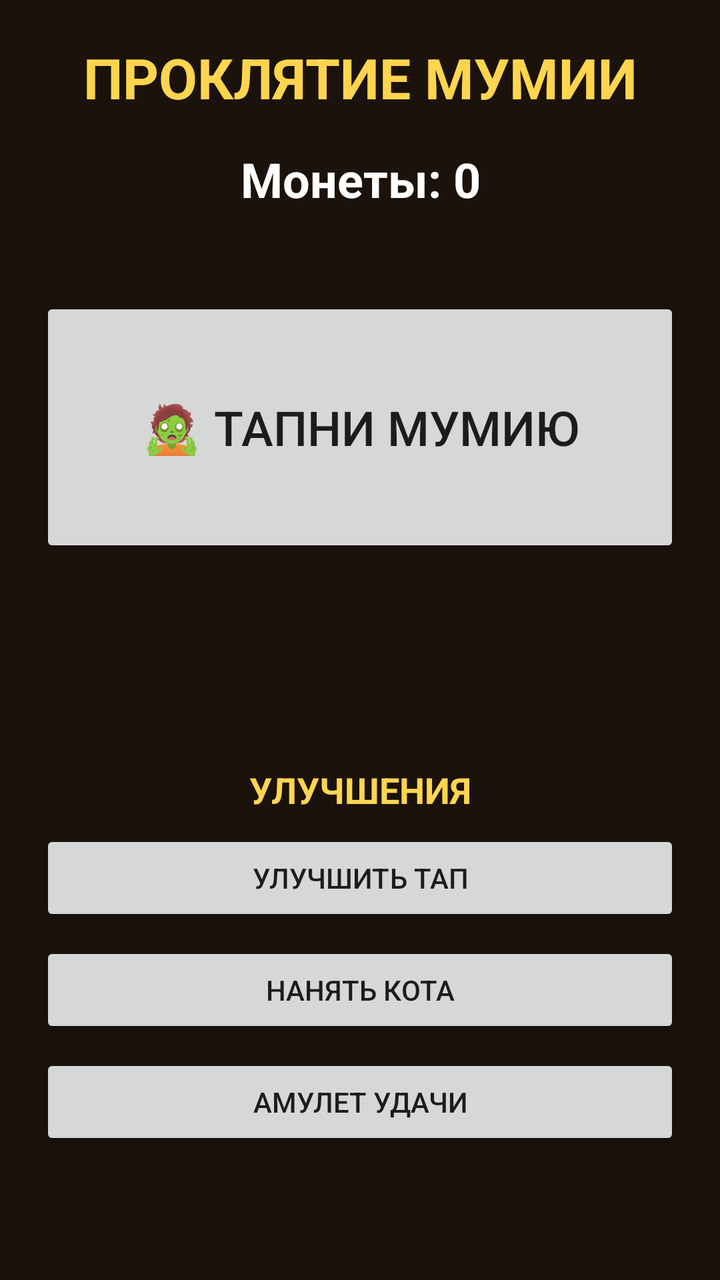
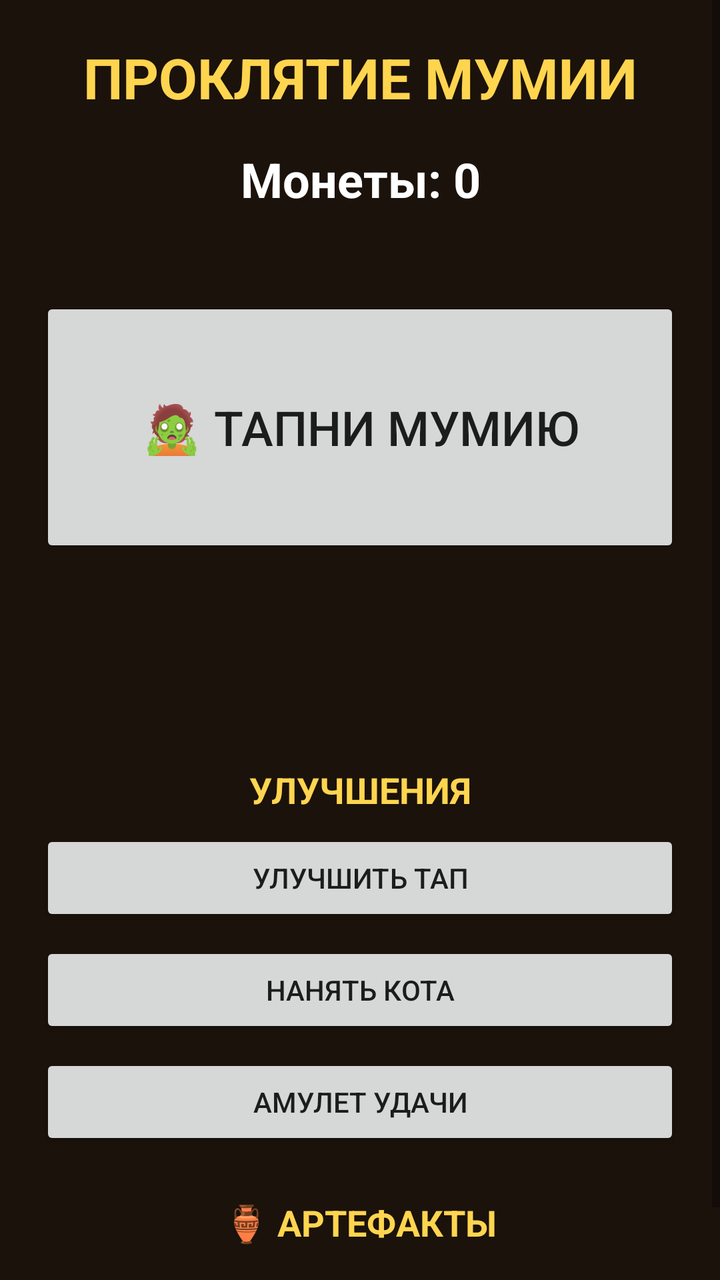

Two renders of the same Android screen: before a commit and after it. Below are the layout's source before the change and the commit's diff.
<!-- AndroidManifest.xml: application theme Theme.AppCompat.DayNight.NoActionBar -->
<!-- res/layout/activity_main.xml -->
<?xml version="1.0" encoding="utf-8"?>
<ScrollView xmlns:android="http://schemas.android.com/apk/res/android"
    android:layout_width="match_parent"
    android:layout_height="match_parent"
    android:background="#1B120B"
    android:fillViewport="true">

    <LinearLayout
        android:layout_width="match_parent"
        android:layout_height="wrap_content"
        android:orientation="vertical"
        android:gravity="center_horizontal"
        android:padding="20dp">

        <TextView
            android:id="@+id/tvTitle"
            android:layout_width="match_parent"
            android:layout_height="wrap_content"
            android:gravity="center"
            android:text="ПРОКЛЯТИЕ МУМИИ"
            android:textColor="#FFD54F"
            android:textSize="28sp"
            android:textStyle="bold"
            android:layout_marginBottom="16dp" />

        <TextView
            android:id="@+id/tvCoins"
            android:layout_width="match_parent"
            android:layout_height="wrap_content"
            android:gravity="center"
            android:text="Монеты: 0"
            android:textColor="#FFFFFF"
            android:textSize="24sp"
            android:textStyle="bold"
            android:layout_marginBottom="8dp" />

        <TextView
            android:id="@+id/tvStats"
            android:layout_width="match_parent"
            android:layout_height="wrap_content"
            android:gravity="center"
            android:text=""
            android:textColor="#B0BEC5"
            android:textSize="14sp"
            android:layout_marginBottom="16dp" />

        <Button
            android:id="@+id/btnTap"
            android:layout_width="match_parent"
            android:layout_height="wrap_content"
            android:minHeight="130dp"
            android:text="🧟 ТАПНИ МУМИЮ"
            android:textSize="24sp"
            android:layout_marginBottom="16dp" />

        <TextView
            android:id="@+id/tvLog"
            android:layout_width="match_parent"
            android:layout_height="wrap_content"
            android:gravity="center"
            android:minHeight="72dp"
            android:text=""
            android:textColor="#FFCC80"
            android:textSize="16sp"
            android:layout_marginBottom="16dp" />

        <TextView
            android:layout_width="match_parent"
            android:layout_height="wrap_content"
            android:text="УЛУЧШЕНИЯ"
            android:textColor="#FFD54F"
            android:textSize="18sp"
            android:textStyle="bold"
            android:gravity="center"
            android:layout_marginBottom="8dp" />

        <Button
            android:id="@+id/btnUpgradeTap"
            android:layout_width="match_parent"
            android:layout_height="wrap_content"
            android:layout_marginBottom="8dp"
            android:text="Улучшить тап" />

        <Button
            android:id="@+id/btnUpgradeAuto"
            android:layout_width="match_parent"
            android:layout_height="wrap_content"
            android:layout_marginBottom="8dp"
            android:text="Нанять кота" />

        <Button
            android:id="@+id/btnUpgradeLuck"
            android:layout_width="match_parent"
            android:layout_height="wrap_content"
            android:text="Амулет удачи" />

    </LinearLayout>

</ScrollView>
<!-- resources referenced by this layout -->
<resources>

</resources>

<!-- the commit's change to res/layout/activity_main.xml (unified diff, before → after) -->
@@ -94,6 +94,33 @@
             android:layout_height="wrap_content"
             android:text="Амулет удачи" />
 
+        <TextView
+            android:layout_width="match_parent"
+            android:layout_height="wrap_content"
+            android:text="🏺 АРТЕФАКТЫ"
+            android:textColor="#FFD54F"
+            android:textSize="18sp"
+            android:textStyle="bold"
+            android:gravity="center"
+            android:layout_marginTop="24dp"
+            android:layout_marginBottom="8dp" />
+
+        <TextView
+            android:id="@+id/tvArtifactStats"
+            android:layout_width="match_parent"
+            android:layout_height="wrap_content"
+            android:gravity="center"
+            android:text=""
+            android:textColor="#B0BEC5"
+            android:textSize="14sp"
+            android:layout_marginBottom="8dp" />
+
+        <LinearLayout
+            android:id="@+id/layoutArtifacts"
+            android:layout_width="match_parent"
+            android:layout_height="wrap_content"
+            android:orientation="vertical" />
+
     </LinearLayout>
 
 </ScrollView>
